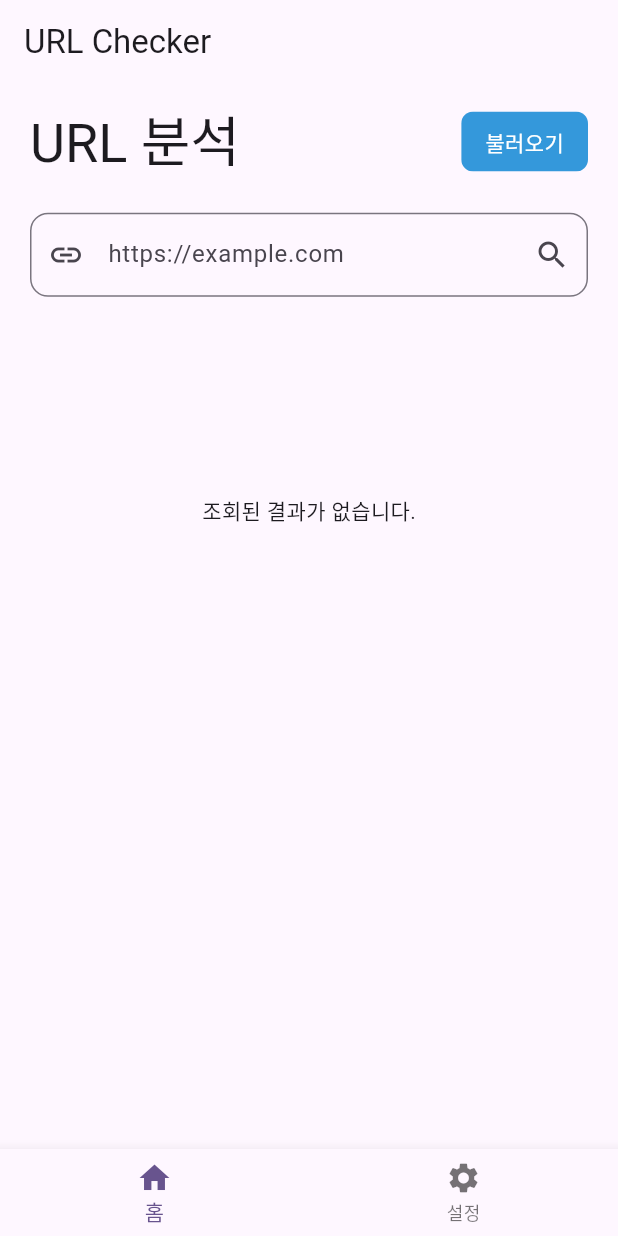
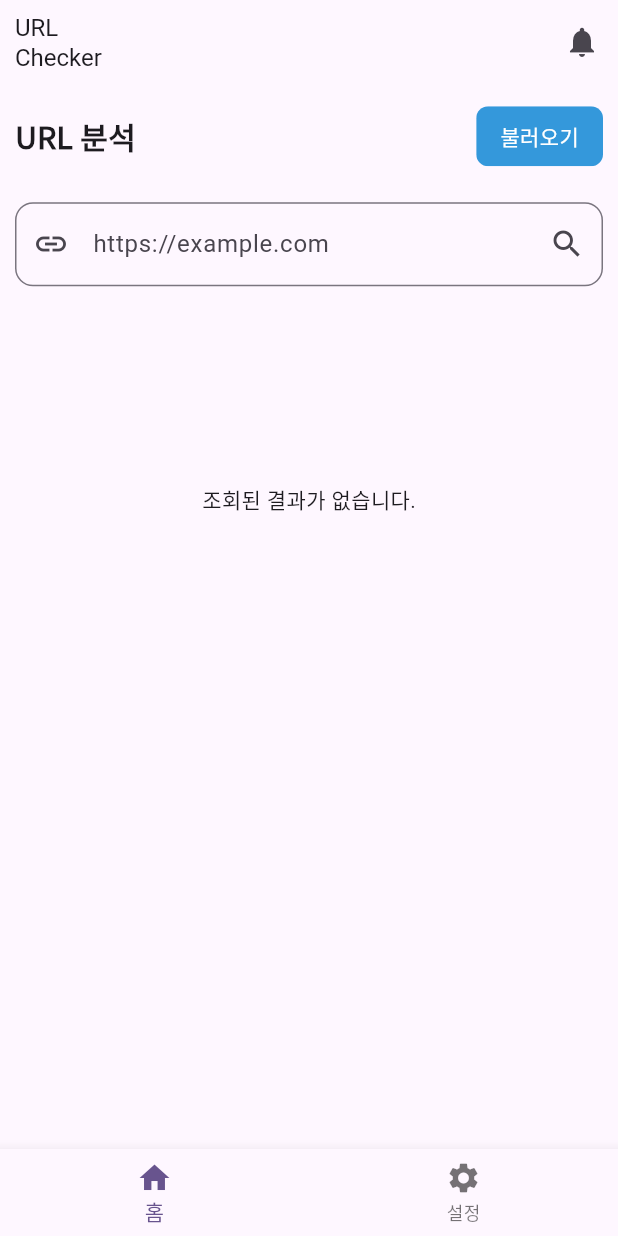
Before and after one commit to J1NWAN/url_check, a Flutter app: the screen it shows after launch, scrolled down 576 dp, on a phone screen of 412 x 824 dp. Run offline on Flutter 3.47's test engine with Material 3 defaults, Android fonts, the phone set to English and light mode, and no system bars; our stand-ins replace dropdown_button2, fl_chart, flutter_riverpod, google_fonts, riverpod_annotation; generated files the repository leaves out were written again.

Commit message:
feat: Google Font 라이브러리 추가
- 앱바, 위젯 타이틀 등 구글 폰트 적용

```diff
--- a/lib/core/button/custom_button.dart
+++ b/lib/core/button/custom_button.dart
@@ -1,4 +1,5 @@
 import 'package:flutter/material.dart';
+import 'package:google_fonts/google_fonts.dart';
 import 'enum/button_type.dart';
 
 class CustomButton extends StatefulWidget {
@@ -193,7 +194,7 @@ class _CustomButtonState extends State<CustomButton> {
                           ],
                           Text(
                             widget.text,
-                            style: TextStyle(
+                            style: GoogleFonts.notoSansKr(
                               color: widget.type.textColor,
                               fontSize: 14,
                               fontWeight: FontWeight.w500,
--- a/lib/features/home/view/dashboard_screen.dart
+++ b/lib/features/home/view/dashboard_screen.dart
@@ -1,5 +1,6 @@
 import 'package:flutter/material.dart';
 import 'package:flutter_riverpod/flutter_riverpod.dart';
+import 'package:google_fonts/google_fonts.dart';
 import 'package:url_check/core/theme/theme_view_model.dart';
 import 'package:url_check/features/home/widget/chart_widget.dart';
 
@@ -13,7 +14,7 @@ class DashboardScreen extends ConsumerWidget {
         Row(
           mainAxisAlignment: MainAxisAlignment.spaceBetween,
           children: [
-            Text('대시보드', style: Theme.of(context).textTheme.displaySmall),
+            Text('대시보드', style: GoogleFonts.notoSansKr(fontSize: 20, fontWeight: FontWeight.bold)),
             Row(
               children: [
                 IconButton(onPressed: () {}, icon: const Icon(Icons.upload_file_outlined)),
--- a/lib/features/home/view/home_screen.dart
+++ b/lib/features/home/view/home_screen.dart
@@ -1,5 +1,6 @@
 import 'package:flutter/material.dart';
 import 'package:flutter_riverpod/flutter_riverpod.dart';
+import 'package:google_fonts/google_fonts.dart';
 import 'package:url_check/core/theme/theme_view_model.dart';
 import 'package:url_check/features/home/view/dashboard_screen.dart';
 import 'package:url_check/features/home/view/url_analysis_screen.dart';
@@ -15,14 +16,22 @@ class HomeScreen extends ConsumerWidget {
 
     return Scaffold(
       appBar: AppBar(
-        title: const Text('URL Checker'),
+        titleSpacing: 10,
+        title: Text('URL\nChecker', style: GoogleFonts.blackOpsOne(fontSize: 16)),
         backgroundColor: ref.watch(themeViewModelProvider).themeData.colorScheme.surface,
         surfaceTintColor: Colors.transparent, // 스크롤 시 색상 오버레이 제거
         scrolledUnderElevation: 0, // 스크롤 시 그림자 제거
+        actions: [
+          const SizedBox(),
+          IconButton(
+            onPressed: () {},
+            icon: const Icon(Icons.notifications),
+          ),
+        ],
       ),
       body: SizedBox.expand(
         child: Padding(
-          padding: const EdgeInsets.symmetric(horizontal: 20),
+          padding: const EdgeInsets.symmetric(horizontal: 10),
           child: PageView(
             scrollDirection: Axis.vertical,
             controller: viewModel.pageController,
--- a/lib/features/home/view/url_analysis_screen.dart
+++ b/lib/features/home/view/url_analysis_screen.dart
@@ -1,5 +1,6 @@
 import 'package:flutter/material.dart';
 import 'package:flutter_riverpod/flutter_riverpod.dart';
+import 'package:google_fonts/google_fonts.dart';
 import 'package:url_check/core/button/custom_button.dart';
 import 'package:url_check/core/theme/theme_view_model.dart';
 import 'package:url_check/features/home/viewmodel/url_analysis_view_model.dart';
@@ -17,7 +18,7 @@ class UrlAnalysisScreen extends ConsumerWidget {
         // 제목
         Row(
           children: [
-            Text('URL 분석', style: Theme.of(context).textTheme.displaySmall),
+            Text('URL 분석', style: GoogleFonts.notoSansKr(fontSize: 20, fontWeight: FontWeight.bold)),
             const Spacer(),
             CustomButton.primary(
               text: '불러오기',
--- a/pubspec.yaml
+++ b/pubspec.yaml
@@ -39,6 +39,7 @@ dependencies:
   http: ^1.2.2
   dropdown_button2: ^2.3.9
   fl_chart: ^0.63.0
+  google_fonts: ^6.2.0
 
 dev_dependencies:
   flutter_test:
@@ -65,9 +66,8 @@ flutter:
   uses-material-design: true
 
   # To add assets to your application, add an assets section, like this:
-  # assets:
-  #   - images/a_dot_burr.jpeg
-  #   - images/a_dot_ham.jpeg
+  assets:
+    - assets/images/
 
   # An image asset can refer to one or more resolution-specific "variants", see
   # https://flutter.dev/assets-and-images/#resolution-aware
```
Also changed, not shown: pubspec.lock, 10 other files.
